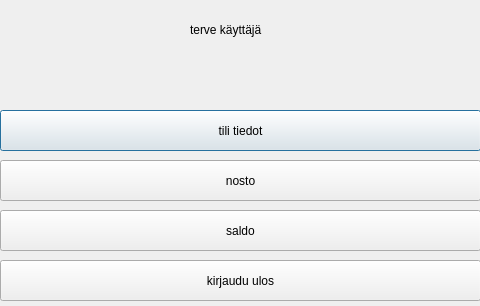
This is frontend/menuUIDLL/menuui.ui in banksimul-2023-22spo/group_15 as Qt 5 draws it before an edit. The edited form follows.
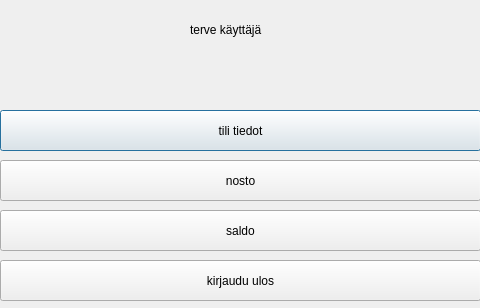
This is the edited form.

Diff of the .ui file:
```diff
--- a/frontend/menuUIDLL/menuui.ui
+++ b/frontend/menuUIDLL/menuui.ui
@@ -7,7 +7,7 @@
     <x>0</x>
     <y>0</y>
     <width>480</width>
-    <height>306</height>
+    <height>308</height>
    </rect>
   </property>
   <property name="windowTitle">
```
